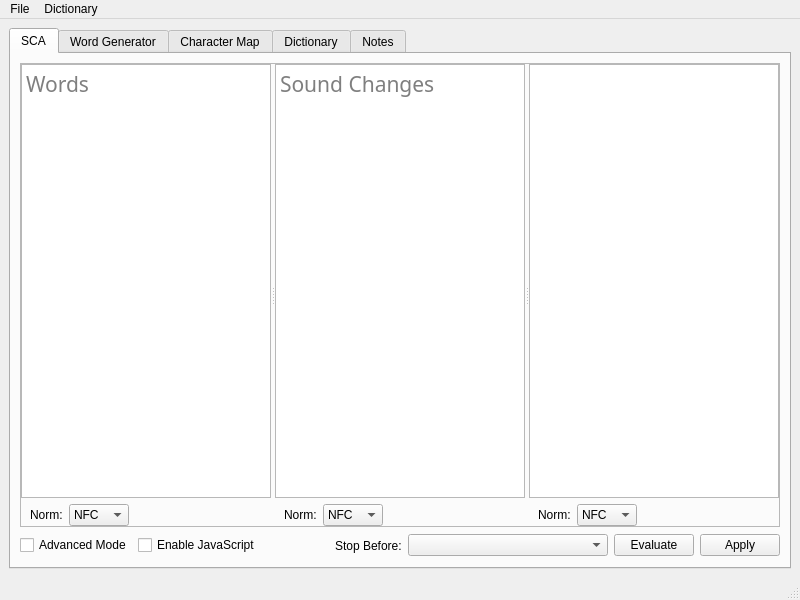
First picture: the form in ui/MainWindow.ui, repository Sirraide/smyth, before the edit.
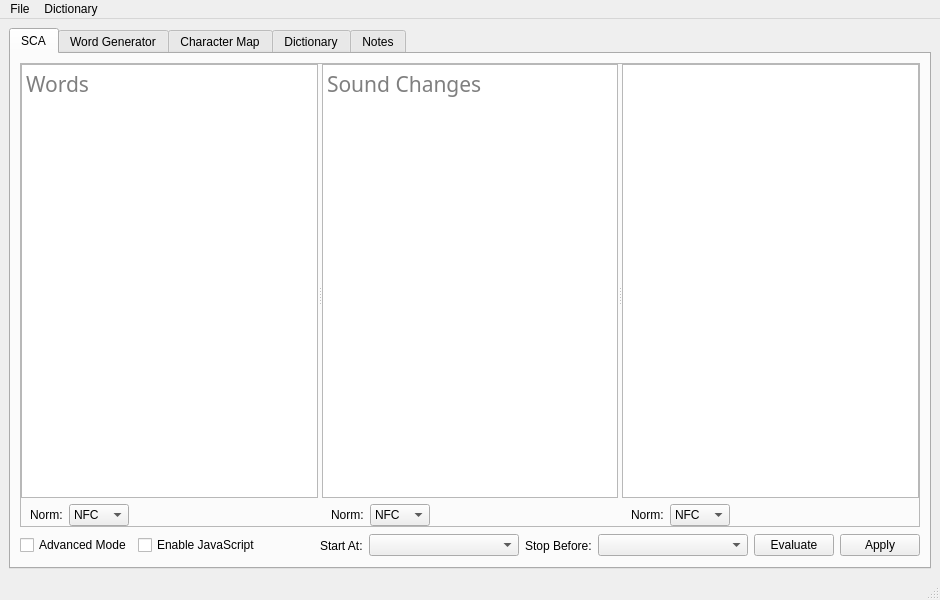
Second picture: the form after the edit. The open tabs and pages were chosen to show the change. Custom widgets are drawn as their Qt base class.

Commit message: [SCA] Add a 'Start At' option

Diff of the .ui file:
```diff
--- a/ui/MainWindow.ui
+++ b/ui/MainWindow.ui
@@ -6,7 +6,7 @@
    <rect>
     <x>0</x>
     <y>0</y>
-    <width>800</width>
+    <width>940</width>
     <height>600</height>
    </rect>
   </property>
@@ -487,6 +487,47 @@
              </property>
             </spacer>
            </item>
+           <item>
+            <widget class="QFrame" name="frame_start_after">
+             <property name="frameShape">
+              <enum>QFrame::NoFrame</enum>
+             </property>
+             <property name="frameShadow">
+              <enum>QFrame::Raised</enum>
+             </property>
+             <layout class="QHBoxLayout" name="horizontalLayout_12">
+              <property name="leftMargin">
+               <number>0</number>
+              </property>
+              <property name="topMargin">
+               <number>0</number>
+              </property>
+              <property name="rightMargin">
+               <number>0</number>
+              </property>
+              <property name="bottomMargin">
+               <number>0</number>
+              </property>
+              <item>
+               <widget class="QLabel" name="label_start_after">
+                <property name="text">
+                 <string>Start At:</string>
+                </property>
+               </widget>
+              </item>
+              <item>
+               <widget class="QComboBox" name="sca_cbox_start_after">
+                <property name="minimumSize">
+                 <size>
+                  <width>150</width>
+                  <height>0</height>
+                 </size>
+                </property>
+               </widget>
+              </item>
+             </layout>
+            </widget>
+           </item>
            <item>
             <widget class="QFrame" name="frame_stop_before">
              <property name="toolTip">
@@ -524,7 +565,7 @@
                <widget class="QComboBox" name="sca_cbox_stop_before">
                 <property name="minimumSize">
                  <size>
-                  <width>200</width>
+                  <width>150</width>
                   <height>0</height>
                  </size>
                 </property>
@@ -974,7 +1015,7 @@
     <rect>
      <x>0</x>
      <y>0</y>
-     <width>800</width>
+     <width>940</width>
      <height>23</height>
     </rect>
    </property>
```
Left out of the diff: 20 changed lines with no effect on the pictures. The commit also changes 3 other files.
